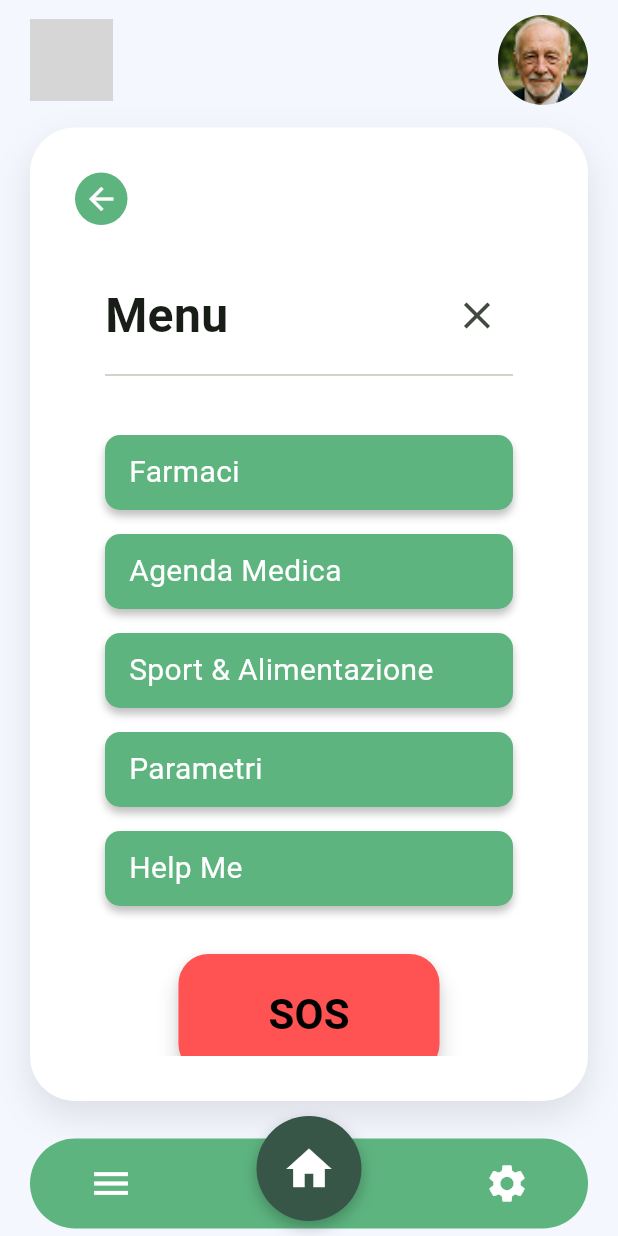
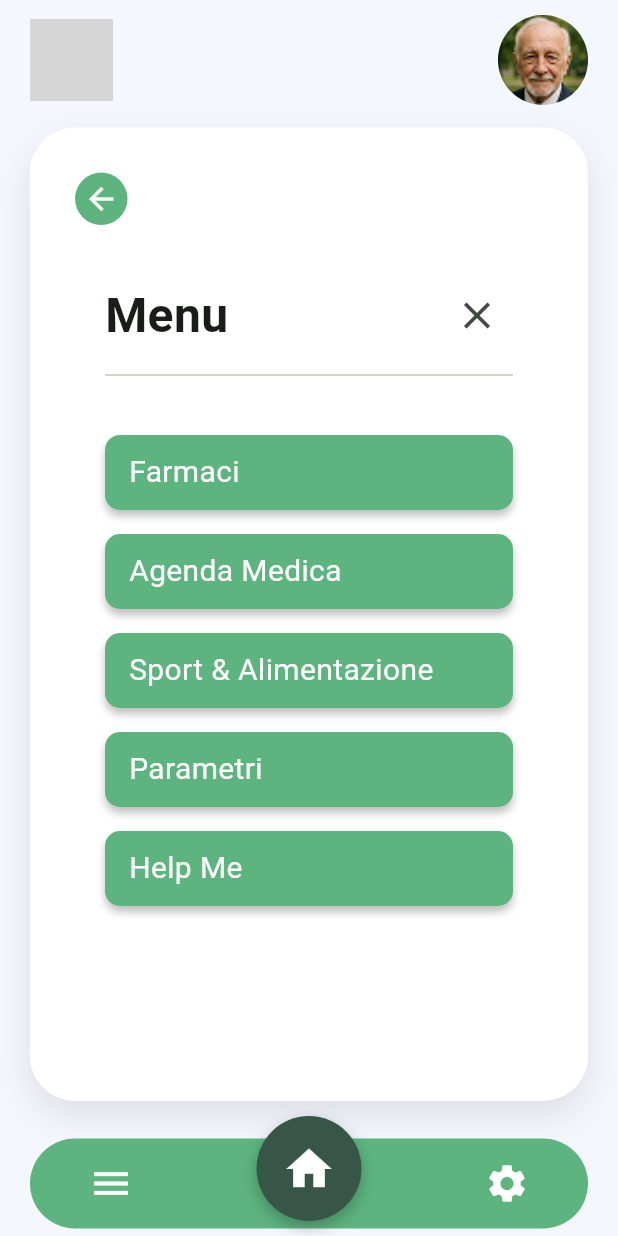
Before and after one commit to Lucacpt/WellYess, a Flutter app: the screen it shows after launch, scrolled down 33 dp, after a tap on the "menu" icon, on a phone screen of 412 x 824 dp. Run offline on Flutter 3.47's test engine with Material 3 defaults, Android fonts, the phone set to English and light mode, and no system bars; our stand-ins replace flutter_svg; grey boxes are pictures that could not be loaded.

Commit message:
fix menu_page.dart

```diff
--- a/wellyess/lib/screens/menu_page.dart
+++ b/wellyess/lib/screens/menu_page.dart
@@ -1,8 +1,7 @@
 import 'package:flutter/material.dart';
 import 'package:wellyess/widgets/base_layout.dart';
-import 'package:wellyess/screens/med_section.dart';          // FarmaciPage
-import 'package:wellyess/screens/consigli_salute.dart';     // ConsigliSalutePage
-import 'placeholderpage.dart';                             // PlaceholderPage
+import 'package:wellyess/screens/med_section.dart';      // FarmaciPage
+import 'package:wellyess/screens/consigli_salute.dart'; // ConsigliSalutePage
 
 class MenuPage extends StatelessWidget {
   const MenuPage({Key? key}) : super(key: key);
@@ -18,8 +17,7 @@ class MenuPage extends StatelessWidget {
           Row(
             mainAxisAlignment: MainAxisAlignment.spaceBetween,
             children: [
-              const Text("Menu",
-                  style: TextStyle(fontSize: 32, fontWeight: FontWeight.bold)),
+              const Text("Menu", style: TextStyle(fontSize: 32, fontWeight: FontWeight.bold)),
               IconButton(
                 icon: const Icon(Icons.close, size: 30),
                 onPressed: () => Navigator.of(context).pop(),
@@ -37,26 +35,7 @@ class MenuPage extends StatelessWidget {
           _buildMenuButton(context, "Help Me"),
 
           const SizedBox(height: 24),
-          Center(
-            child: ElevatedButton(
-              onPressed: () => _navigateWithFade(
-                  context, const PlaceholderPage(title: "SOS")),
-              style: ElevatedButton.styleFrom(
-                backgroundColor: Colors.redAccent,
-                padding:
-                    const EdgeInsets.symmetric(horizontal: 60, vertical: 20),
-                shape: RoundedRectangleBorder(
-                    borderRadius: BorderRadius.circular(20)),
-                elevation: 6,
-              ),
-              child: const Text("SOS",
-                  style: TextStyle(
-                      fontSize: 28,
-                      fontWeight: FontWeight.bold,
-                      color: Colors.black)),
-            ),
-          ),
-          const SizedBox(height: 16),
+          // SOS rimane invariato oppure punta a una pagina reale
         ],
       ),
     );
@@ -78,7 +57,7 @@ class MenuPage extends StatelessWidget {
               MaterialPageRoute(builder: (_) => const ConsigliSalutePage()),
             );
           } else {
-            _navigateWithFade(context, PlaceholderPage(title: label));
+            // TODO: sostituire con navigazione reale o disabilitare
           }
         },
         child: Container(
@@ -87,27 +66,14 @@ class MenuPage extends StatelessWidget {
           padding: const EdgeInsets.symmetric(horizontal: 16),
           decoration: ShapeDecoration(
             color: const Color(0xFF5DB47F),
-            shape:
-                RoundedRectangleBorder(borderRadius: BorderRadius.circular(10)),
+            shape: RoundedRectangleBorder(borderRadius: BorderRadius.circular(10)),
             shadows: const [
-              BoxShadow(
-                  color: Color(0x3F000000),
-                  blurRadius: 4,
-                  offset: Offset(0, 4)),
+              BoxShadow(color: Color(0x3F000000), blurRadius: 4, offset: Offset(0, 4)),
             ],
           ),
-          child: Text(label,
-              style: const TextStyle(fontSize: 20, color: Colors.white)),
+          child: Text(label, style: const TextStyle(fontSize: 20, color: Colors.white)),
         ),
       ),
     );
   }
-
-  void _navigateWithFade(BuildContext context, Widget page) {
-    Navigator.of(context).push(PageRouteBuilder(
-      pageBuilder: (_, __, ___) => page,
-      transitionsBuilder: (_, anim, __, child) =>
-          FadeTransition(opacity: anim, child: child),
-    ));
-  }
 }
```
